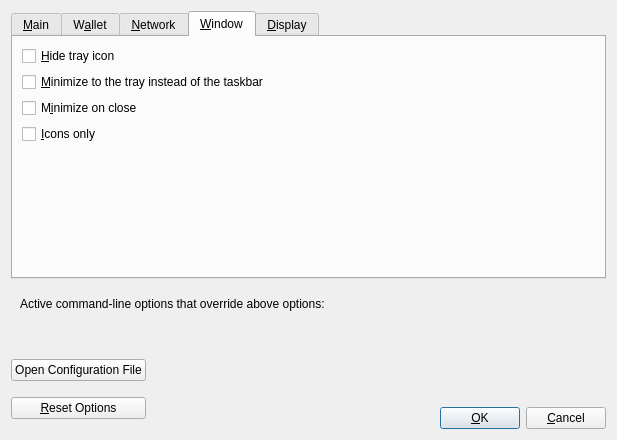
Qt form src/qt/forms/optionsdialog.ui (BartManX/mynta-core) before a commit.
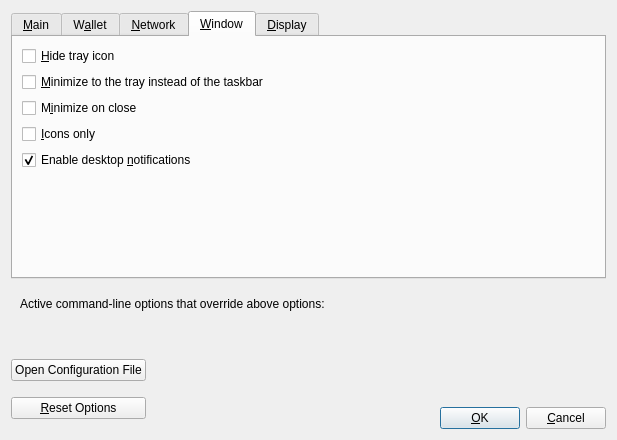
The same form after that commit. Custom widgets are drawn as their Qt base class.

Commit message: v1.2.2: Add notification toggle and testnet fast confirmations

Patch:
```diff
--- a/src/qt/forms/optionsdialog.ui
+++ b/src/qt/forms/optionsdialog.ui
@@ -551,6 +551,19 @@
          </property>
         </widget>
        </item>
+       <item>
+        <widget class="QCheckBox" name="desktopNotifications">
+         <property name="toolTip">
+          <string>Show desktop notifications for incoming transactions and other events.</string>
+         </property>
+         <property name="text">
+          <string>Enable desktop &amp;notifications</string>
+         </property>
+         <property name="checked">
+          <bool>true</bool>
+         </property>
+        </widget>
+       </item>
        <item>
         <spacer name="verticalSpacer_Window">
          <property name="orientation">
```
The commit also changes 12 other files.
